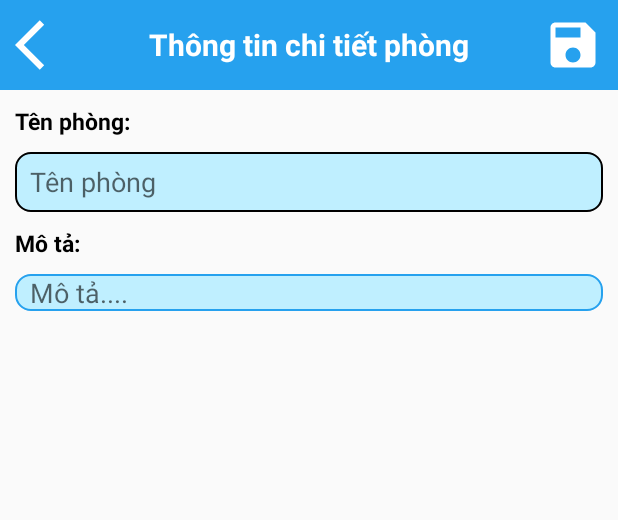
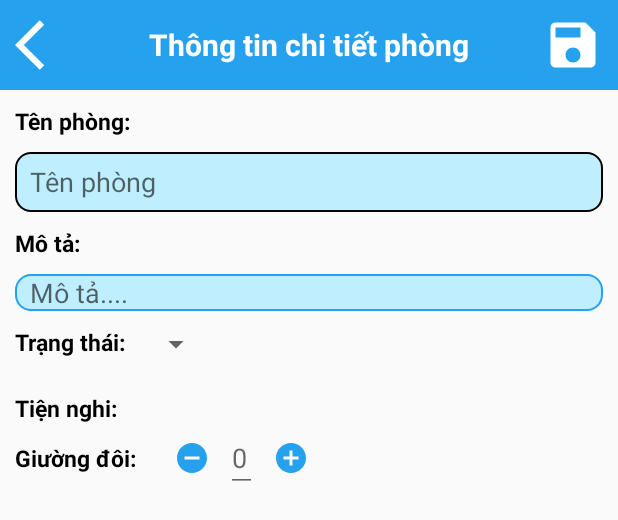
Before and after one commit to lamtung373/TDC-Hotel-Manager, an Android app: the layout layout_thong_tin_chi_tiet_phong.xml on its own in the app's theme, with its tools: preview values and no code run, on a phone screen of 412 x 824 dp. Shown: the top 520 px of the screen. Run offline under Robolectric (Android 15) with nearby library versions, the phone set to English and light mode, and no system bars.

Commit message:
Đổi dữ liệu date thành String

```diff
--- a/app/src/main/java/com/example/tdchotel_manager/Model/hoa_don.java
+++ b/app/src/main/java/com/example/tdchotel_manager/Model/hoa_don.java
@@ -9,7 +9,7 @@ public class hoa_don {
     int id_hoa_don, so_dien_thoai, id_phong, id_le_tan, id_lao_cong;
     ArrayList<String> CCCD;
     double tien_coc, tien_phong, tong_phi_dich_vu, tong_phi_dich_vu_phong, tong_phi_tien_nghi, tong_thanh_toan;
-    Date thoi_gian_coc, thoi_gian_nhan_phong, thoi_gian_tra_phong, thoi_gian_huy, thoi_gian_thanh_toan;
+    String thoi_gian_coc, thoi_gian_nhan_phong, thoi_gian_tra_phong, thoi_gian_huy, thoi_gian_thanh_toan;
 
     public Map<String, Object> toMap() {
         HashMap<String, Object> result = new HashMap<>();
@@ -26,7 +26,7 @@ public class hoa_don {
     }
 
     //đầy đủ thông tin
-    public hoa_don(int id_hoa_don, int so_dien_thoai, int id_phong, int id_le_tan, int id_lao_cong, ArrayList<String> CCCD, double tien_coc, double tien_phong, double tong_phi_dich_vu, double tong_phi_dich_vu_phong, double tong_phi_tien_nghi, double tong_thanh_toan, Date thoi_gian_coc, Date thoi_gian_nhan_phong, Date thoi_gian_tra_phong, Date thoi_gian_huy, Date thoi_gian_thanh_toan) {
+    public hoa_don(int id_hoa_don, int so_dien_thoai, int id_phong, int id_le_tan, int id_lao_cong, ArrayList<String> CCCD, double tien_coc, double tien_phong, double tong_phi_dich_vu, double tong_phi_dich_vu_phong, double tong_phi_tien_nghi, double tong_thanh_toan, String thoi_gian_coc, String thoi_gian_nhan_phong, String thoi_gian_tra_phong, String thoi_gian_huy, String thoi_gian_thanh_toan) {
         this.id_hoa_don = id_hoa_don;
         this.so_dien_thoai = so_dien_thoai;
         this.id_phong = id_phong;
@@ -142,43 +142,43 @@ public class hoa_don {
         this.tong_thanh_toan = tong_thanh_toan;
     }
 
-    public Date getThoi_gian_coc() {
+    public String getThoi_gian_coc() {
         return thoi_gian_coc;
     }
 
-    public void setThoi_gian_coc(Date thoi_gian_coc) {
+    public void setThoi_gian_coc(String thoi_gian_coc) {
         this.thoi_gian_coc = thoi_gian_coc;
     }
 
-    public Date getThoi_gian_nhan_phong() {
+    public String getThoi_gian_nhan_phong() {
         return thoi_gian_nhan_phong;
     }
 
-    public void setThoi_gian_nhan_phong(Date thoi_gian_nhan_phong) {
+    public void setThoi_gian_nhan_phong(String thoi_gian_nhan_phong) {
         this.thoi_gian_nhan_phong = thoi_gian_nhan_phong;
     }
 
-    public Date getThoi_gian_tra_phong() {
+    public String getThoi_gian_tra_phong() {
         return thoi_gian_tra_phong;
     }
 
-    public void setThoi_gian_tra_phong(Date thoi_gian_tra_phong) {
+    public void setThoi_gian_tra_phong(String thoi_gian_tra_phong) {
         this.thoi_gian_tra_phong = thoi_gian_tra_phong;
     }
 
-    public Date getThoi_gian_huy() {
+    public String getThoi_gian_huy() {
         return thoi_gian_huy;
     }
 
-    public void setThoi_gian_huy(Date thoi_gian_huy) {
+    public void setThoi_gian_huy(String thoi_gian_huy) {
         this.thoi_gian_huy = thoi_gian_huy;
     }
 
-    public Date getThoi_gian_thanh_toan() {
+    public String getThoi_gian_thanh_toan() {
         return thoi_gian_thanh_toan;
     }
 
-    public void setThoi_gian_thanh_toan(Date thoi_gian_thanh_toan) {
+    public void setThoi_gian_thanh_toan(String thoi_gian_thanh_toan) {
         this.thoi_gian_thanh_toan = thoi_gian_thanh_toan;
     }
 }
--- /dev/null
+++ b/app/src/main/res/drawable/decrease.xml
@@ -0,0 +1,5 @@
+<vector android:height="24dp" android:tint="#26A1EE"
+    android:viewportHeight="24" android:viewportWidth="24"
+    android:width="24dp" xmlns:android="http://schemas.android.com/apk/res/android">
+    <path android:fillColor="@android:color/white" android:pathData="M12,2C6.48,2 2,6.48 2,12s4.48,10 10,10s10,-4.48 10,-10S17.52,2 12,2zM17,13H7v-2h10V13z"/>
+</vector>
--- /dev/null
+++ b/app/src/main/res/drawable/increase.xml
@@ -0,0 +1,5 @@
+<vector android:height="24dp" android:tint="#26A1EE"
+    android:viewportHeight="24" android:viewportWidth="24"
+    android:width="24dp" xmlns:android="http://schemas.android.com/apk/res/android">
+    <path android:fillColor="@android:color/white" android:pathData="M12,2C6.48,2 2,6.48 2,12s4.48,10 10,10 10,-4.48 10,-10S17.52,2 12,2zM17,13h-4v4h-2v-4L7,13v-2h4L11,7h2v4h4v2z"/>
+</vector>
--- a/app/src/main/res/layout/fragment__phong.xml
+++ b/app/src/main/res/layout/fragment__phong.xml
@@ -13,14 +13,6 @@
         android:background="@color/dark_blue"
         android:orientation="horizontal">
 
-        <ImageButton
-            android:id="@+id/btn_back"
-            android:layout_width="wrap_content"
-            android:layout_height="wrap_content"
-            android:layout_gravity="center"
-            android:layout_marginLeft="10dp"
-            android:background="@null"
-            android:src="@drawable/back" />
 
         <TextView
             android:layout_width="wrap_content"
--- /dev/null
+++ b/app/src/main/res/layout/layout_item_tien_nghi.xml
@@ -0,0 +1,7 @@
+<?xml version="1.0" encoding="utf-8"?>
+<LinearLayout xmlns:android="http://schemas.android.com/apk/res/android"
+    android:orientation="horizontal"
+    android:layout_width="match_parent"
+    android:layout_height="match_parent">
+
+</LinearLayout>
--- a/app/src/main/res/layout/layout_thong_tin_chi_tiet_phong.xml
+++ b/app/src/main/res/layout/layout_thong_tin_chi_tiet_phong.xml
@@ -44,11 +44,9 @@
         android:layout_height="wrap_content"
         android:layout_marginLeft="10dp"
         android:text="Tên phòng:"
-        android:textSize="15dp"
-        android:textStyle="bold"
-        android:textColor="@color/black"/>
+        style="@style/textview"/>
     <EditText
-        android:id="@+id/edt_ten_phong"
+        android:id="@+id/edt_name_room"
         style="@style/editText"
         android:hint="Tên phòng" />
     <TextView
@@ -56,12 +54,77 @@
         android:layout_height="wrap_content"
         android:layout_marginLeft="10dp"
         android:text="Mô tả:"
-        android:textSize="15dp"
-        android:textStyle="bold"
-        android:textColor="@color/black"/>
+        style="@style/textview"/>
     <EditText
-        android:id="@+id/edt_search"
+        android:layout_height="wrap_content"
+        android:id="@+id/edt_description"
         style="@style/editText"
-        android:hint="Mô tả...."
-        android:layout_height="wrap_content"/>
+        android:hint="Mô tả...."/>
+    <LinearLayout
+        android:layout_width="match_parent"
+        android:layout_height="wrap_content"
+        android:orientation="horizontal"
+        android:layout_marginBottom="10dp">
+        <TextView
+        android:layout_width="wrap_content"
+        android:layout_height="wrap_content"
+        android:layout_marginLeft="10dp"
+        android:text="Trạng thái:"
+        style="@style/textview"/>
+        <Spinner
+            android:id="@+id/sp_status"
+            android:layout_width="wrap_content"
+            android:layout_height="wrap_content"
+            android:layout_marginLeft="10dp"
+            android:layout_marginBottom="10dp"/>
+    </LinearLayout>
+
+    <TextView
+        android:layout_width="match_parent"
+        android:layout_height="wrap_content"
+        android:layout_marginLeft="10dp"
+        android:text="Tiện nghi:"
+        style="@style/textview"/>
+    <LinearLayout
+        android:layout_width="match_parent"
+        android:layout_height="wrap_content"
+        android:orientation="horizontal"
+        android:layout_marginBottom="10dp"
+        android:gravity="center_vertical">
+        <TextView
+            android:layout_width="wrap_content"
+            android:layout_height="wrap_content"
+            android:layout_marginLeft="10dp"
+            android:layout_marginRight="20dp"
+            android:text="Giường đôi:"
+            style="@style/textview"/>
+        <ImageButton
+            android:id="@+id/btn_decrease"
+            android:layout_width="wrap_content"
+            android:layout_height="wrap_content"
+            android:layout_gravity="center"
+            android:layout_marginHorizontal="5dp"
+            android:background="@null"
+            android:src="@drawable/decrease" />
+        <EditText
+            android:layout_width="wrap_content"
+            android:layout_height="wrap_content"
+            android:id="@+id/edt_giuongdoi"
+            android:layout_marginHorizontal="5dp"
+            android:hint="0"/>
+        <ImageButton
+            android:id="@+id/btn_increase"
+            android:layout_width="wrap_content"
+            android:layout_height="wrap_content"
+            android:layout_gravity="center"
+            android:layout_marginHorizontal="5dp"
+            android:background="@null"
+            android:src="@drawable/increase" />
+    </LinearLayout>
+
+    <androidx.recyclerview.widget.RecyclerView
+        android:id="@+id/rcv_amenities"
+        android:layout_width="match_parent"
+        android:layout_height="match_parent"
+        android:layout_marginHorizontal="10dp"/>
 </LinearLayout>
```
